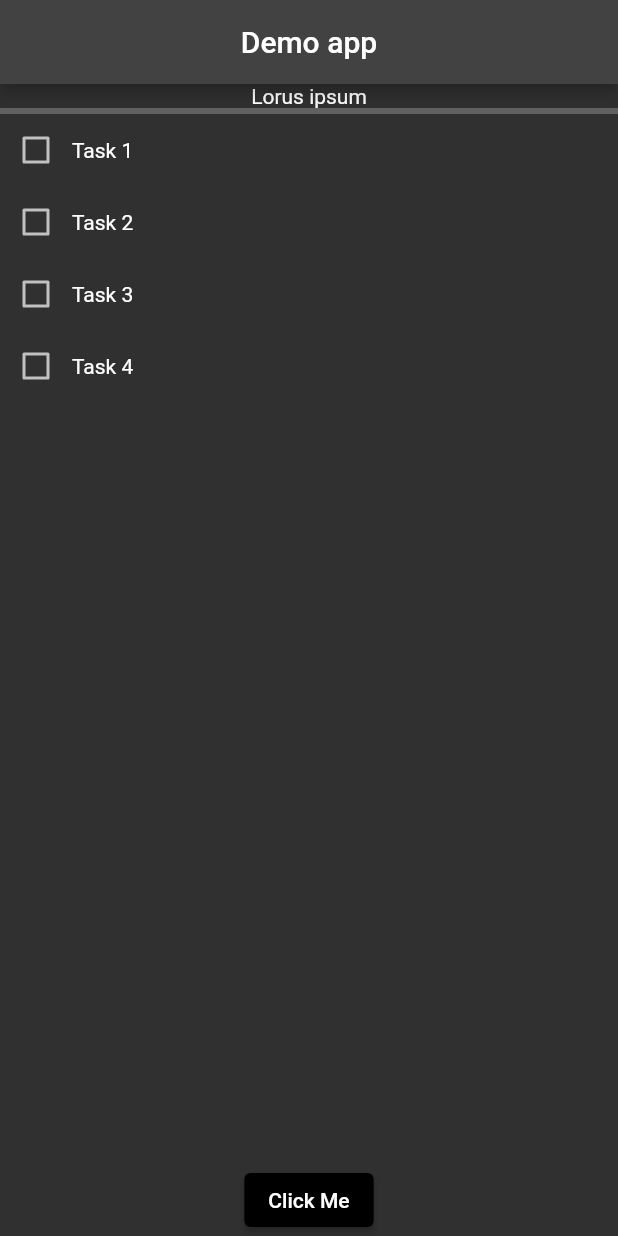
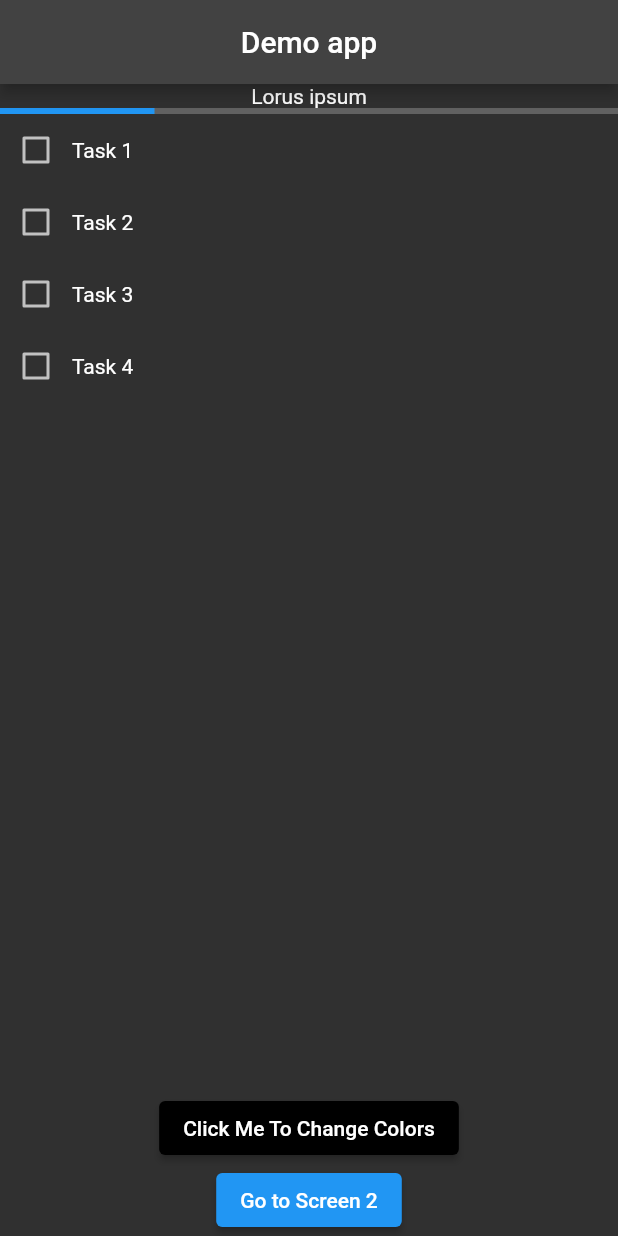
Before and after one commit to pr21Extr/flutter-app-demo, a Flutter app: the screen it shows after launch, on a phone screen of 412 x 824 dp. Run offline on Flutter 3.47's test engine with Material 2 defaults, Android fonts, the light colour scheme and no system bars.

Commit message:
added navigation to empty screen

```diff
--- a/lib/button.dart
+++ b/lib/button.dart
@@ -1,40 +1,5 @@
 import 'package:flutter/material.dart';
-// class ElevatedButtonWidget extends StatefulWidget {
-//   const ElevatedButtonWidget({super.key});
-//
-//   @override
-//   State<ElevatedButtonWidget> createState() => _ElevatedButtonWidgetState();
-// }
-//
-// class _ElevatedButtonWidgetState extends State<ElevatedButtonWidget> {
-//   @override
-//   Widget build(BuildContext context) {
-//     final ButtonStyle style =
-//     ElevatedButton.styleFrom(textStyle: const TextStyle(fontSize: 20));
-//
-//     return Center(
-//       child: Column(
-//         mainAxisSize: MainAxisSize.min,
-//         children: <Widget>[
-//
-//           ElevatedButton(
-//             style: style,
-//             onPressed: () {
-//               // changeBackgroundColor();
-//             },
-//             child: const Text('Click Me',
-//             style:TextStyle()),
-//
-//           ),
-//         ],
-//       ),
-//     );
-//   }
-// }
-//
-//
 
-import 'package:flutter/material.dart';
 
 class ColorChanger extends StatefulWidget {
   @override
@@ -67,7 +32,7 @@ class _ColorChangerState extends State<ColorChanger> {
               changeBackgroundColor();
             },
             child:  Text(
-              'Click Me',
+              'Click Me To Change Colors',
               style: textStyle,
             ),
           ),
--- a/lib/main.dart
+++ b/lib/main.dart
@@ -7,7 +7,7 @@ class MyApp extends StatelessWidget {
   @override
   Widget build (BuildContext context){
     return MaterialApp(
-      title:"Çheckit out ",
+      title:"Çheck it out ",
       theme: ThemeData.dark(),
       home:MyHomePage()
 
--- a/lib/progress.dart
+++ b/lib/progress.dart
@@ -6,7 +6,7 @@ class Progress extends StatelessWidget{
     return Column(
       children: [
         const  Text('Lorus ipsum'),
-        const  LinearProgressIndicator(value: 0.0,)
+        const  LinearProgressIndicator(value: 0.25,)
       ],
     );
   }
```
Also changed, not shown: lib/myHomePage.dart (+44 -1 lines).
